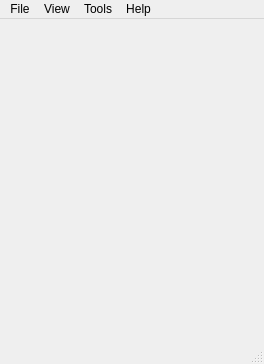
First picture: the form in src/qt/ui/pd.ui, repository maidsafe-archive/MaidSafe-Encrypt, before the edit.
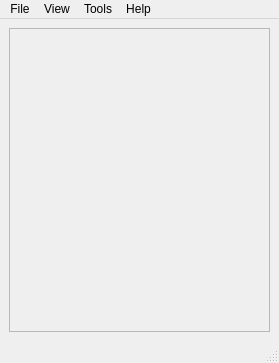
Second picture: the form after the edit. Icons and pictures are not drawn.

Diff of the .ui file:
```diff
--- a/src/qt/ui/pd.ui
+++ b/src/qt/ui/pd.ui
@@ -6,8 +6,8 @@
    <rect>
     <x>0</x>
     <y>0</y>
-    <width>264</width>
-    <height>364</height>
+    <width>279</width>
+    <height>363</height>
    </rect>
   </property>
   <property name="sizePolicy">
@@ -38,9 +38,31 @@
      <verstretch>0</verstretch>
     </sizepolicy>
    </property>
-   <layout class="QVBoxLayout" name="verticalLayout">
-    <item>
+   <layout class="QGridLayout" name="gridLayout">
+    <item row="0" column="0">
+     <widget class="QFrame" name="theFrame">
+      <property name="styleSheet">
+       <string notr="true"> QFrame {
+    border-image: url(:/background/cloud_background.png) 0 0 0 0 stretch stretch;
+
+    font: bold;
+  }</string>
+      </property>
+      <property name="frameShape">
+       <enum>QFrame::StyledPanel</enum>
+      </property>
+      <property name="frameShadow">
+       <enum>QFrame::Raised</enum>
+      </property>
      <widget class="QStackedWidget" name="stackedWidget">
+       <property name="geometry">
+        <rect>
+         <x>10</x>
+         <y>10</y>
+         <width>246</width>
+         <height>291</height>
+        </rect>
+       </property>
       <property name="sizePolicy">
        <sizepolicy hsizetype="Ignored" vsizetype="Ignored">
         <horstretch>0</horstretch>
@@ -50,6 +72,7 @@
       <widget class="QWidget" name="page"/>
       <widget class="QWidget" name="page_2"/>
      </widget>
+     </widget>
     </item>
    </layout>
   </widget>
@@ -58,7 +81,7 @@
     <rect>
      <x>0</x>
      <y>0</y>
-     <width>264</width>
+     <width>279</width>
      <height>21</height>
     </rect>
    </property>
```
Left out of the diff: 2 changed lines with no effect on the pictures. Lines whose indentation alone changed are shown as unchanged.
